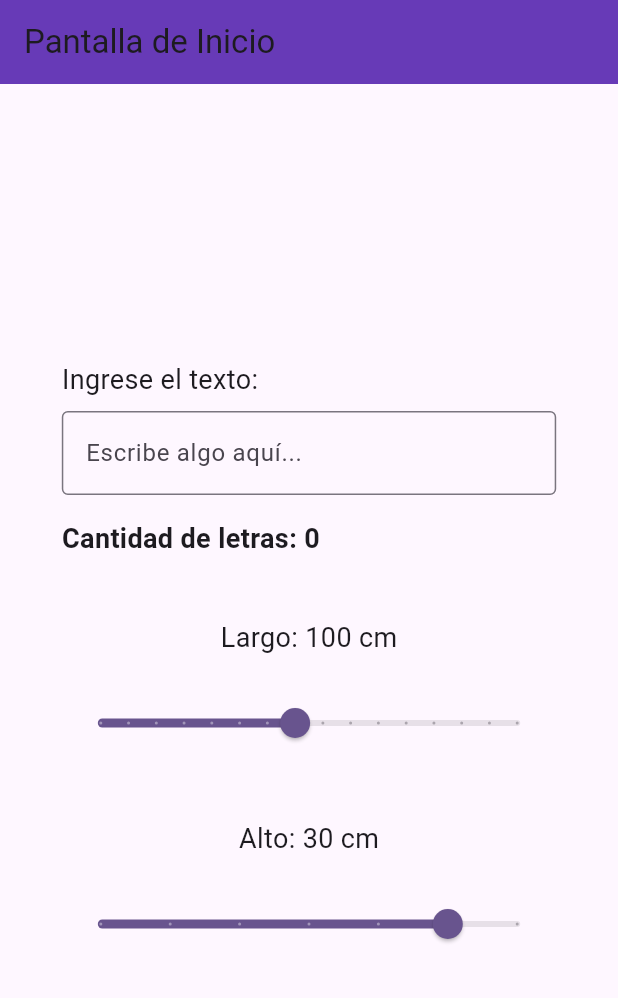
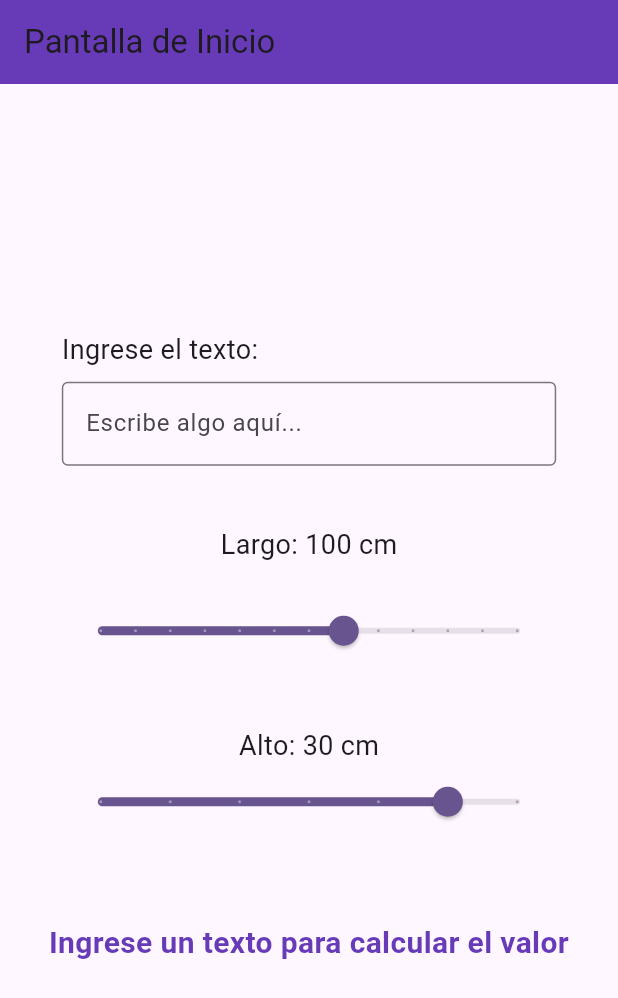
Before and after one commit to fedegonc/untitled, a Flutter app: the screen it shows after launch, on a phone screen of 412 x 824 dp. Shown: the top 998 px of the screen. Run offline on Flutter 3.47's test engine with Material 3 defaults, Android fonts, the phone set to English and light mode, and no system bars.

Commit message:
add calculations formula

```diff
--- a/lib/components/TextInputCounter.dart
+++ b/lib/components/TextInputCounter.dart
@@ -1,23 +1,9 @@
 import 'package:flutter/material.dart';
 
-class TextInputCounter extends StatefulWidget {
-  const TextInputCounter({Key? key}) : super(key: key);
+class TextInputCounter extends StatelessWidget {
+  final ValueChanged<String>? onTextChanged;
 
-  @override
-  _TextInputCounterState createState() => _TextInputCounterState();
-}
-
-class _TextInputCounterState extends State<TextInputCounter> {
-  String _inputText = ""; // Texto ingresado por el usuario.
-  int _letterCount = 0; // Cantidad de letras en el texto.
-
-  void _updateText(String newText) {
-    setState(() {
-      _inputText = newText;
-      // Recuento de letras, ignorando espacios.
-      _letterCount = newText.replaceAll(" ", "").length;
-    });
-  }
+  const TextInputCounter({Key? key, this.onTextChanged}) : super(key: key);
 
   @override
   Widget build(BuildContext context) {
@@ -25,21 +11,18 @@ class _TextInputCounterState extends State<TextInputCounter> {
       crossAxisAlignment: CrossAxisAlignment.start,
       children: [
         const Text(
-          "Ingrese el texto:",
+          'Ingrese el texto:',
           style: TextStyle(fontSize: 18),
         ),
         const SizedBox(height: 8),
         TextField(
-          onChanged: _updateText,
+          onChanged: (text) {
+            onTextChanged?.call(text); // Notifica cambios
+          },
           decoration: const InputDecoration(
             border: OutlineInputBorder(),
-            hintText: "Escribe algo aquí...",
+            hintText: 'Escribe algo aquí...',
           ),
-        ),
-        const SizedBox(height: 16),
-        Text(
-          "Cantidad de letras: $_letterCount",
-          style: const TextStyle(fontSize: 18, fontWeight: FontWeight.bold),
         ),
       ],
     );
--- /dev/null
+++ b/lib/components/ValueCalculator.dart
@@ -0,0 +1,50 @@
+import 'package:flutter/material.dart';
+
+class ValueCalculator extends StatelessWidget {
+  final double slider1Value; // Largo
+  final double slider2Value; // Alto
+  final int textLength; // Longitud del texto
+
+  const ValueCalculator({
+    Key? key,
+    required this.slider1Value,
+    required this.slider2Value,
+    required this.textLength,
+  }) : super(key: key);
+
+  // Método para calcular el valor basado en la fórmula ajustada
+  double _calculateValue(double largo, double alto, int textoLength) {
+    if (textoLength == 0) {
+      return 0.0; // Si no hay texto, el valor es 0
+    }
+
+    // Factores ajustados:
+    const double factorLargo = 20;
+    const double factorAlto = 30;
+    const double factorTexto = 200;
+
+    // Cálculo del costo
+    return (largo * factorLargo) + (alto * factorAlto) + (textoLength * factorTexto);
+  }
+
+  @override
+  Widget build(BuildContext context) {
+    // Calcular el valor final usando los valores actuales
+    double calculatedValue = _calculateValue(slider1Value, slider2Value, textLength);
+
+    return Padding(
+      padding: const EdgeInsets.all(16.0),
+      child: Text(
+        textLength == 0
+            ? 'Ingrese un texto para calcular el valor'
+            : 'Valor calculado: \$${calculatedValue.toStringAsFixed(2)}',
+        style: const TextStyle(
+          fontSize: 20,
+          fontWeight: FontWeight.bold,
+          color: Colors.deepPurple,
+        ),
+        textAlign: TextAlign.center,
+      ),
+    );
+  }
+}
--- a/lib/components/custom_slider1.dart
+++ b/lib/components/custom_slider1.dart
@@ -1,7 +1,9 @@
 import 'package:flutter/material.dart';
 
 class CustomSlider1 extends StatefulWidget {
-  const CustomSlider1({Key? key}) : super(key: key);
+  final ValueChanged<double>? onValueChanged;
+
+  const CustomSlider1({Key? key, this.onValueChanged}) : super(key: key);
 
   @override
   _CustomSlider1State createState() => _CustomSlider1State();
@@ -12,8 +14,8 @@ class _CustomSlider1State extends State<CustomSlider1> {
 
   // Definir directamente los valores en el componente
   final double _min = 30; // Mínimo del slider
-  final double _max = 180; // Máximo del slider
-  final int _divisions = 15; // Incrementos del slider (de 10 en 10).
+  final double _max = 150; // Máximo del slider
+  final int _divisions = 12; // Incrementos del slider (de 10 en 10).
 
   @override
   Widget build(BuildContext context) {
@@ -33,6 +35,7 @@ class _CustomSlider1State extends State<CustomSlider1> {
           onChanged: (double newValue) {
             setState(() {
               _sliderValue = newValue; // Actualiza el valor del slider.
+              widget.onValueChanged?.call(_sliderValue); // Notifica cambios
             });
           },
         ),
--- a/lib/components/custom_slider2.dart
+++ b/lib/components/custom_slider2.dart
@@ -1,38 +1,32 @@
 import 'package:flutter/material.dart';
 
 class CustomSlider2 extends StatefulWidget {
-  const CustomSlider2({Key? key}) : super(key: key);
+  final ValueChanged<double>? onValueChanged;
+
+  const CustomSlider2({Key? key, this.onValueChanged}) : super(key: key);
 
   @override
   _CustomSlider2State createState() => _CustomSlider2State();
 }
 
 class _CustomSlider2State extends State<CustomSlider2> {
-  double _sliderValue = 30; // Valor inicial del slider.
-
-  // Valores directamente definidos en el componente
-  final double _min = 17; // Mínimo del slider
-  final double _max = 33; // Máximo del slider
-  final int _divisions = 6; // Incrementos de 3 cm
+  double _sliderValue = 30;
 
   @override
   Widget build(BuildContext context) {
     return Column(
       children: [
-        Text(
-          'Alto: ${_sliderValue.toInt()} cm',
-          style: const TextStyle(fontSize: 18),
-        ),
-        const SizedBox(height: 20),
+        Text('Alto: ${_sliderValue.toInt()} cm', style: const TextStyle(fontSize: 18)),
         Slider(
           value: _sliderValue,
-          min: _min,
-          max: _max,
-          divisions: _divisions,
+          min: 17,
+          max: 33,
+          divisions: 6,
           label: _sliderValue.toInt().toString(),
-          onChanged: (double newValue) {
+          onChanged: (value) {
             setState(() {
-              _sliderValue = newValue; // Actualiza el valor del slider.
+              _sliderValue = value;
+              widget.onValueChanged?.call(value); // Notifica cambios
             });
           },
         ),
--- /dev/null
+++ b/lib/components/responsive_container.dart
@@ -0,0 +1,15 @@
+import 'package:flutter/material.dart';
+
+class ResponsiveContainer extends StatelessWidget {
+  final Widget child;
+
+  const ResponsiveContainer({Key? key, required this.child}) : super(key: key);
+
+  @override
+  Widget build(BuildContext context) {
+    return Container(
+      width: MediaQuery.of(context).size.width * 0.8, // 80% del ancho de la pantalla
+      child: child,
+    );
+  }
+}
--- a/lib/screens/home.dart
+++ b/lib/screens/home.dart
@@ -2,23 +2,18 @@ import 'package:flutter/material.dart';
 import '../components/custom_slider1.dart';
 import '../components/custom_slider2.dart';
 import '../components/TextInputCounter.dart';
+import '../components/ValueCalculator.dart';
+import '../components/responsive_container.dart';
 
-// Widget reutilizable para los contenedores
-class ResponsiveContainer extends StatelessWidget {
-  final Widget child;
 
-  const ResponsiveContainer({Key? key, required this.child}) : super(key: key);
-
-  @override
-  Widget build(BuildContext context) {
-    return Container(
-      width: MediaQuery.of(context).size.width * 0.8, // 80% del ancho de la pantalla
-      child: child,
-    );
-  }
-}
 
 class HomeScreen extends StatelessWidget {
+  final ValueNotifier<int> textLength = ValueNotifier<int>(0);
+  final ValueNotifier<double> slider1Value = ValueNotifier<double>(100);
+  final ValueNotifier<double> slider2Value = ValueNotifier<double>(30);
+
+  HomeScreen({Key? key}) : super(key: key);
+
   @override
   Widget build(BuildContext context) {
     return Scaffold(
@@ -31,11 +26,57 @@ class HomeScreen extends StatelessWidget {
           child: Column(
             mainAxisAlignment: MainAxisAlignment.center,
             children: [
-              const ResponsiveContainer(child: TextInputCounter()),
+              // Entrada de texto
+              ResponsiveContainer(
+                child: TextInputCounter(
+                  onTextChanged: (text) {
+                    textLength.value = text.length; // Actualiza el contador de letras
+                  },
+                ),
+              ),
               const SizedBox(height: 40),
-              const ResponsiveContainer(child: CustomSlider1()),
+
+              // Primer slider
+              ResponsiveContainer(
+                child: CustomSlider1(
+                  onValueChanged: (value) {
+                    slider1Value.value = value; // Actualiza el valor del slider 1
+                  },
+                ),
+              ),
               const SizedBox(height: 40),
-              const ResponsiveContainer(child: CustomSlider2()),
+
+              // Segundo slider
+              ResponsiveContainer(
+                child: CustomSlider2(
+                  onValueChanged: (value) {
+                    slider2Value.value = value; // Actualiza el valor del slider 2
+                  },
+                ),
+              ),
+              const SizedBox(height: 40),
+
+              // Calculadora reactiva de valores
+              ValueListenableBuilder(
+                valueListenable: textLength,
+                builder: (context, int textLen, _) {
+                  return ValueListenableBuilder(
+                    valueListenable: slider1Value,
+                    builder: (context, double slider1, _) {
+                      return ValueListenableBuilder(
+                        valueListenable: slider2Value,
+                        builder: (context, double slider2, _) {
+                          return ValueCalculator(
+                            slider1Value: slider1,
+                            slider2Value: slider2,
+                            textLength: textLen,
+                          );
+                        },
+                      );
+                    },
+                  );
+                },
+              ),
             ],
           ),
         ),
```
Also changed, not shown: 3 other files.
